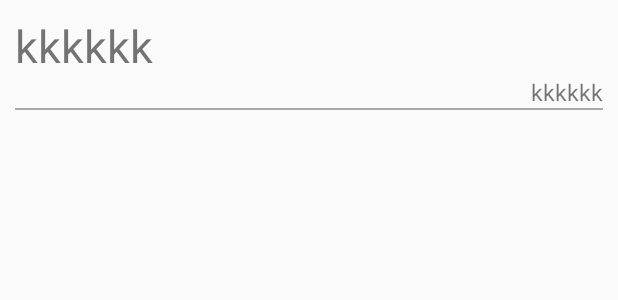
After one commit to adecarli/story-interactor, an Android app: the layout story_chooser_item.xml on its own in the app's theme, with its tools: preview values and no code run, on a phone screen of 412 x 824 dp. The commit adds this screen. Shown: the top 300 px of the screen. Run offline under Robolectric (Android 15) with nearby library versions, the phone set to English and light mode, and no system bars.

Commit message:
[WIP] StoryChooserActivityLayout done

```diff
--- a/GameBook/app/src/main/java/com/example/gamebook/MainActivity.kt
+++ b/GameBook/app/src/main/java/com/example/gamebook/MainActivity.kt
@@ -29,6 +29,11 @@ class MainActivity : AppCompatActivity() {
             val intent = Intent(Intent.ACTION_GET_CONTENT)
             intent.type = "application/*"
             startActivityForResult(intent, NEW_STORY_REQUEST_CODE)
+        }
+
+        continue_adventure_button.setOnClickListener {
+            val intent = Intent(this, StoryChooserActivity::class.java)
+            startActivity(intent)
         }
     }
 
--- /dev/null
+++ b/GameBook/app/src/main/res/layout/story_chooser_item.xml
@@ -0,0 +1,30 @@
+<?xml version="1.0" encoding="utf-8"?>
+<LinearLayout
+    xmlns:android="http://schemas.android.com/apk/res/android"
+    android:orientation="vertical"
+    android:layout_width="match_parent"
+    android:layout_height="wrap_content"
+    android:padding="10dp">
+
+    <TextView
+        android:id="@+id/title"
+        android:layout_width="match_parent"
+        android:layout_height="wrap_content"
+        android:text="kkkkkk"
+        android:textSize="30sp">
+    </TextView>
+
+    <TextView
+        android:id="@+id/last_played"
+        android:layout_width="match_parent"
+        android:layout_height="wrap_content"
+        android:text="kkkkkk"
+        android:textSize="15sp"
+        android:textAlignment="textEnd">
+    </TextView>
+
+    <View
+        android:layout_width="match_parent"
+        android:layout_height="1dp"
+        android:background="@android:color/darker_gray"/>
+</LinearLayout>
```
Also changed, not shown: GameBook/app/src/main/java/com/example/gamebook/StoryChooserActivity.kt (+29 -1 lines), GameBook/app/src/main/java/com/example/gamebook/StoryChooserItemAdapter.kt (added, +36 -0 lines).
